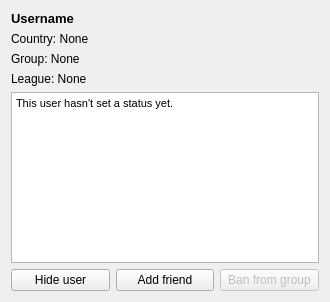
First picture: the form in designer/user_info.ui, repository ThoreBor/Anki_Leaderboard, before the edit.
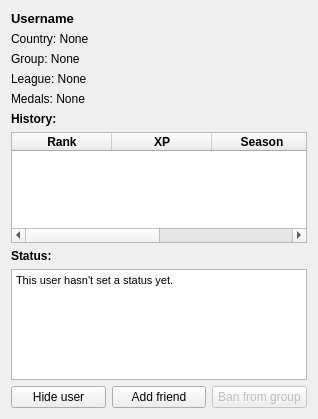
Second picture: the form after the edit. Icons and pictures are not drawn.

Commit message: add medal option to config, history in userinfo + ui changes

```diff
--- a/designer/user_info.ui
+++ b/designer/user_info.ui
@@ -9,8 +9,8 @@
    <rect>
     <x>0</x>
     <y>0</y>
-    <width>330</width>
-    <height>302</height>
+    <width>318</width>
+    <height>419</height>
    </rect>
   </property>
   <property name="windowTitle">
@@ -20,8 +20,159 @@
    <iconset resource="icons.qrc">
     <normaloff>:/person/icons/person.png</normaloff>:/person/icons/person.png</iconset>
   </property>
-  <layout class="QVBoxLayout" name="verticalLayout">
+  <layout class="QGridLayout" name="gridLayout_2">
+   <item row="0" column="0">
+    <layout class="QGridLayout" name="gridLayout">
+     <item row="2" column="0">
+      <widget class="QLabel" name="group_label">
+       <property name="font">
+        <font>
+         <pointsize>9</pointsize>
+        </font>
+       </property>
+       <property name="text">
+        <string>Group: None</string>
+       </property>
+      </widget>
+     </item>
+     <item row="3" column="0">
+      <widget class="QLabel" name="league_label">
+       <property name="font">
+        <font>
+         <pointsize>9</pointsize>
+        </font>
+       </property>
+       <property name="text">
+        <string>League: None</string>
+       </property>
+      </widget>
+     </item>
+     <item row="5" column="0">
+      <widget class="QLabel" name="histor_label">
+       <property name="font">
+        <font>
+         <pointsize>9</pointsize>
+         <weight>75</weight>
+         <bold>true</bold>
+        </font>
+       </property>
+       <property name="text">
+        <string>History:</string>
+       </property>
+      </widget>
+     </item>
+     <item row="7" column="0">
+      <widget class="QLabel" name="label">
+       <property name="font">
+        <font>
+         <pointsize>9</pointsize>
+         <weight>75</weight>
+         <bold>true</bold>
+        </font>
+       </property>
+       <property name="text">
+        <string>Status:</string>
+       </property>
+      </widget>
+     </item>
+     <item row="6" column="0">
+      <widget class="QTableWidget" name="history">
+       <property name="editTriggers">
+        <set>QAbstractItemView::NoEditTriggers</set>
+       </property>
+       <property name="alternatingRowColors">
+        <bool>true</bool>
+       </property>
+       <property name="selectionMode">
+        <enum>QAbstractItemView::NoSelection</enum>
+       </property>
+       <property name="sortingEnabled">
+        <bool>true</bool>
+       </property>
+       <column>
+        <property name="text">
+         <string>Rank</string>
+        </property>
+        <property name="font">
+         <font>
+          <weight>75</weight>
+          <bold>true</bold>
+         </font>
+        </property>
+       </column>
+       <column>
+        <property name="text">
+         <string>XP</string>
+        </property>
+        <property name="font">
+         <font>
+          <weight>75</weight>
+          <bold>true</bold>
+         </font>
+        </property>
+       </column>
+       <column>
+        <property name="text">
+         <string>Season</string>
+        </property>
+        <property name="font">
+         <font>
+          <weight>75</weight>
+          <bold>true</bold>
+         </font>
+        </property>
+       </column>
+       <column>
+        <property name="text">
+         <string>League</string>
+        </property>
+        <property name="font">
+         <font>
+          <weight>75</weight>
+          <bold>true</bold>
+         </font>
+        </property>
+       </column>
+      </widget>
+     </item>
+     <item row="9" column="0">
+      <layout class="QHBoxLayout" name="horizontalLayout">
    <item>
+        <widget class="QPushButton" name="hideUser">
+         <property name="text">
+          <string>Hide user</string>
+         </property>
+         <property name="autoDefault">
+          <bool>false</bool>
+         </property>
+        </widget>
+       </item>
+       <item>
+        <widget class="QPushButton" name="addFriend">
+         <property name="text">
+          <string>Add friend</string>
+         </property>
+         <property name="autoDefault">
+          <bool>false</bool>
+         </property>
+        </widget>
+       </item>
+       <item>
+        <widget class="QPushButton" name="banUser">
+         <property name="enabled">
+          <bool>false</bool>
+         </property>
+         <property name="text">
+          <string>Ban from group</string>
+         </property>
+         <property name="autoDefault">
+          <bool>false</bool>
+         </property>
+        </widget>
+       </item>
+      </layout>
+     </item>
+     <item row="0" column="0">
     <widget class="QLabel" name="username_label">
      <property name="font">
       <font>
@@ -35,28 +186,19 @@
      </property>
     </widget>
    </item>
-   <item>
+     <item row="1" column="0">
     <widget class="QLabel" name="country_label">
+       <property name="font">
+        <font>
+         <pointsize>9</pointsize>
+        </font>
+       </property>
      <property name="text">
       <string>Country: None</string>
      </property>
     </widget>
    </item>
-   <item>
-    <widget class="QLabel" name="group_label">
-     <property name="text">
-      <string>Group: None</string>
-     </property>
-    </widget>
-   </item>
-   <item>
-    <widget class="QLabel" name="league_label">
-     <property name="text">
-      <string>League: None</string>
-     </property>
-    </widget>
-   </item>
-   <item>
+     <item row="8" column="0">
     <widget class="QTextBrowser" name="status_message">
      <property name="font">
       <font>
@@ -75,38 +217,15 @@
      </property>
     </widget>
    </item>
-   <item>
-    <layout class="QHBoxLayout" name="horizontalLayout">
-     <item>
-      <widget class="QPushButton" name="hideUser">
-       <property name="text">
-        <string>Hide user</string>
+     <item row="4" column="0">
+      <widget class="QLabel" name="medals_label">
+       <property name="font">
+        <font>
+         <pointsize>9</pointsize>
+        </font>
        </property>
-       <property name="autoDefault">
-        <bool>false</bool>
-       </property>
-      </widget>
-     </item>
-     <item>
-      <widget class="QPushButton" name="addFriend">
        <property name="text">
-        <string>Add friend</string>
-       </property>
-       <property name="autoDefault">
-        <bool>false</bool>
-       </property>
-      </widget>
-     </item>
-     <item>
-      <widget class="QPushButton" name="banUser">
-       <property name="enabled">
-        <bool>false</bool>
-       </property>
-       <property name="text">
-        <string>Ban from group</string>
-       </property>
-       <property name="autoDefault">
-        <bool>false</bool>
+        <string>Medals: None</string>
        </property>
       </widget>
      </item>
```
Lines whose indentation alone changed are shown as unchanged. The commit also changes 9 other files.
